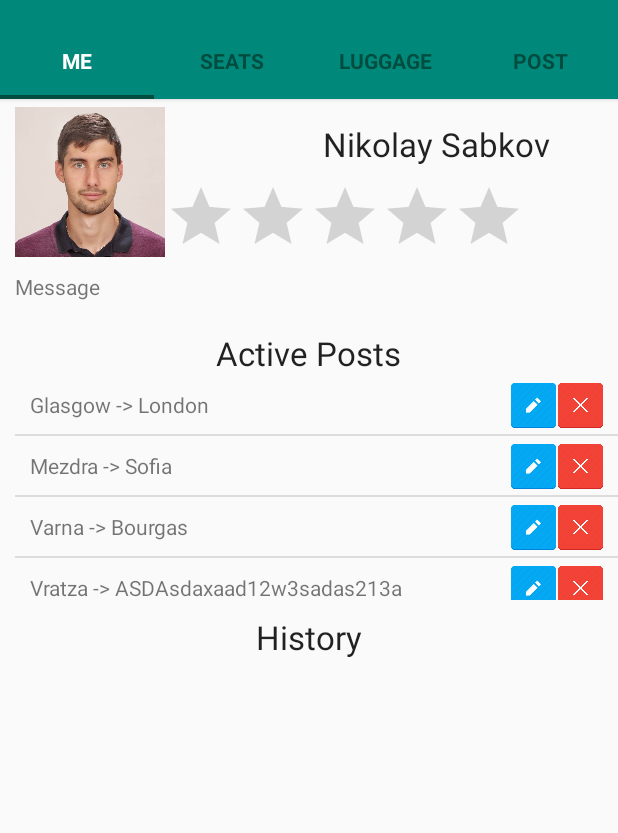
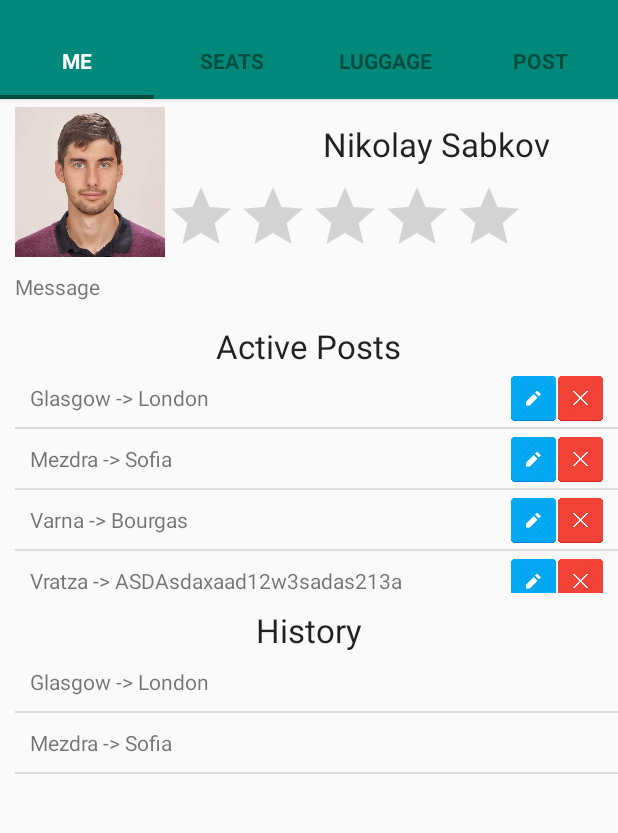
Before and after one commit to vbakayov/HCIMutualTravel, an Android app: the screen it shows after launch (MainActivity), on a phone screen of 412 x 824 dp, the part 62-895 px from its top. Run offline under Robolectric (Android 15) with nearby library versions, the phone set to English and light mode, and no system bars; libraries missing offline, so code that uses them is left out: com.andexert.expandablelayout; 16 statements that could not run were skipped.

Commit message:
Added history list view on the profile page

```diff
--- /dev/null
+++ b/app/src/main/java/samples/exoguru/materialtabss/CustomHistoryListAdapter.java
@@ -0,0 +1,33 @@
+package samples.exoguru.materialtabss;
+
+import android.content.Context;
+import android.view.LayoutInflater;
+import android.view.View;
+import android.view.ViewGroup;
+import android.widget.ArrayAdapter;
+import android.widget.ImageView;
+import android.widget.TextView;
+
+/**
+ * Created by Nikolay on 18/11/2015.
+ */
+public class CustomHistoryListAdapter extends ArrayAdapter<String> {
+
+    public CustomHistoryListAdapter(Context context, String[] history){
+        super(context, R.layout.custom_history_row_layout, history);
+    }
+
+    @Override
+    public View getView(int position, View convertView, ViewGroup parent){
+        LayoutInflater inflater = LayoutInflater.from(getContext());
+        View customView = inflater.inflate(R.layout.custom_history_row_layout, parent, false);
+
+        String postItem = getItem(position);
+        TextView mHistoryText = (TextView) customView.findViewById(R.id.mHistoryText);
+
+        mHistoryText.setText(postItem);
+
+
+        return customView;
+    }
+}
--- a/app/src/main/java/samples/exoguru/materialtabss/Tab1.java
+++ b/app/src/main/java/samples/exoguru/materialtabss/Tab1.java
@@ -3,27 +3,49 @@ package samples.exoguru.materialtabss;
 import android.os.Bundle;
 import android.support.annotation.Nullable;
 import android.support.v4.app.Fragment;
+import android.util.Log;
 import android.view.LayoutInflater;
 import android.view.View;
 import android.view.ViewGroup;
+import android.widget.AdapterView;
 import android.widget.ListAdapter;
 import android.widget.ListView;
+import android.widget.Toast;
 
 
 public class Tab1 extends Fragment {
+
+    private static final String TAG = "Profile Tab";
 
     @Override
     public View onCreateView(LayoutInflater inflater, @Nullable ViewGroup container, @Nullable Bundle savedInstanceState) {
         View v = inflater.inflate(R.layout.tab_1,container,false);
 
         String[] posts = {"Glasgow -> London", "Mezdra -> Sofia", "Varna -> Bourgas", "Vratza -> ASDAsdaxaad12w3sadas213asdsadsadasdasdadasdasdasdasdasdad"};
+        String[] history = {"Glasgow -> London", "Mezdra -> Sofia"};
+
+        // adapter for posts
         ListAdapter adapter = new CustomListViewAdapter(v.getContext(), posts);
         ListView mPostList = (ListView) v.findViewById(R.id.mPostList);
         mPostList.setAdapter(adapter);
 
+        // adapter for history
+        ListAdapter historyAdapter = new CustomHistoryListAdapter(v.getContext(), history);
+        ListView mHistoryList = (ListView) v.findViewById(R.id.mHistoryPostList);
+        mHistoryList.setAdapter(historyAdapter);
 
-
+//        myListView.setOnItemClickListener(
+//                new AdapterView.OnItemClickListener() {
+//                    @Override
+//                    public void onItemClick(AdapterView<?> parent, View view, int position, long id) {
+//                        String food = String.valueOf(parent.getItemAtPosition(position));
+//                        Toast.makeText(MainActivity.this, food, Toast.LENGTH_LONG).show();
+//                    }
+//                }
+//        );
         return v;
     }
 
+
+
 }
--- /dev/null
+++ b/app/src/main/res/layout/custom_history_row_layout.xml
@@ -0,0 +1,13 @@
+<?xml version="1.0" encoding="utf-8"?>
+<LinearLayout xmlns:android="http://schemas.android.com/apk/res/android"
+    android:orientation="vertical" android:layout_width="match_parent"
+    android:layout_height="match_parent">
+
+    <TextView
+        android:layout_width="wrap_content"
+        android:layout_height="wrap_content"
+        android:text="New Text"
+        android:id="@+id/mHistoryText"
+        android:maxWidth="250dp"
+        android:layout_margin="10dp" />
+</LinearLayout>
--- a/app/src/main/res/layout/custom_post_row_layout.xml
+++ b/app/src/main/res/layout/custom_post_row_layout.xml
@@ -6,7 +6,7 @@
     <TextView
         android:layout_width="wrap_content"
         android:layout_height="wrap_content"
-        android:text="adasdasdadaadsadasdadasdasdasdasdasdadasdasdadaadsadasdadasdasdasdasdasd"
+        android:text="Post Text"
         android:id="@+id/mPostText"
         android:layout_margin="10dp"
         android:maxWidth="250dp"
--- a/app/src/main/res/layout/tab_1.xml
+++ b/app/src/main/res/layout/tab_1.xml
@@ -56,7 +56,7 @@ android:layout_height="match_parent">
         android:id="@+id/mActivePosts"
         android:layout_below="@+id/mUserMessage"
         android:layout_centerHorizontal="true"
-        android:layout_marginTop="20dp" />
+        android:layout_marginTop="15dp" />
 
     <TextView
         android:layout_width="wrap_content"
```
